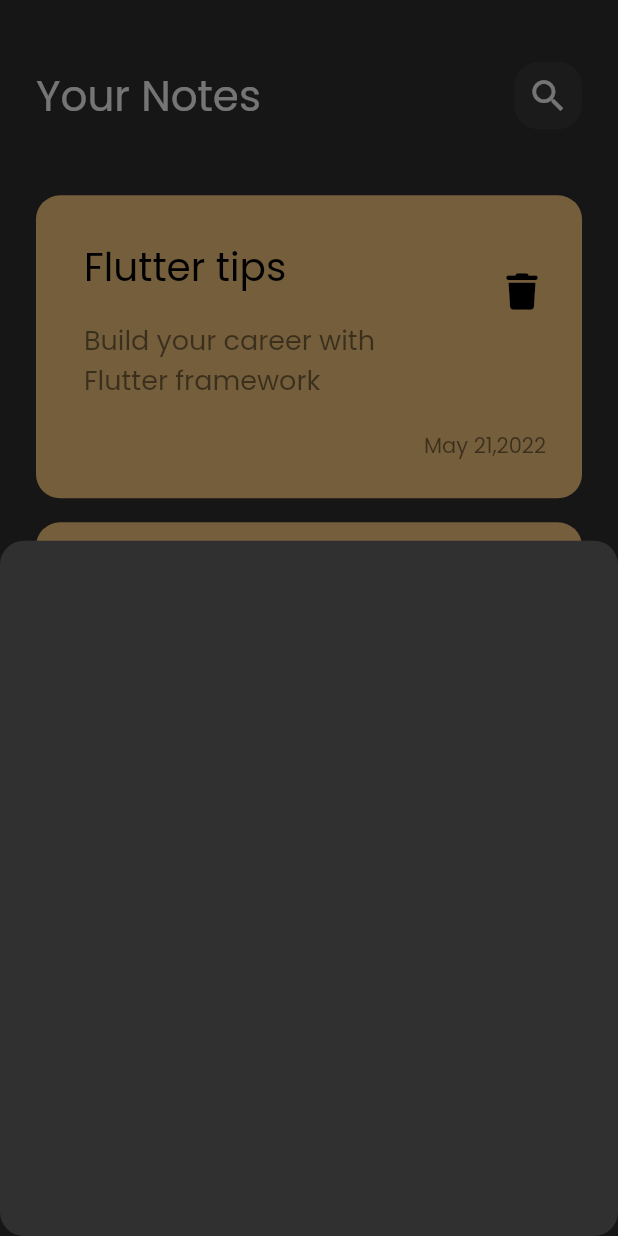
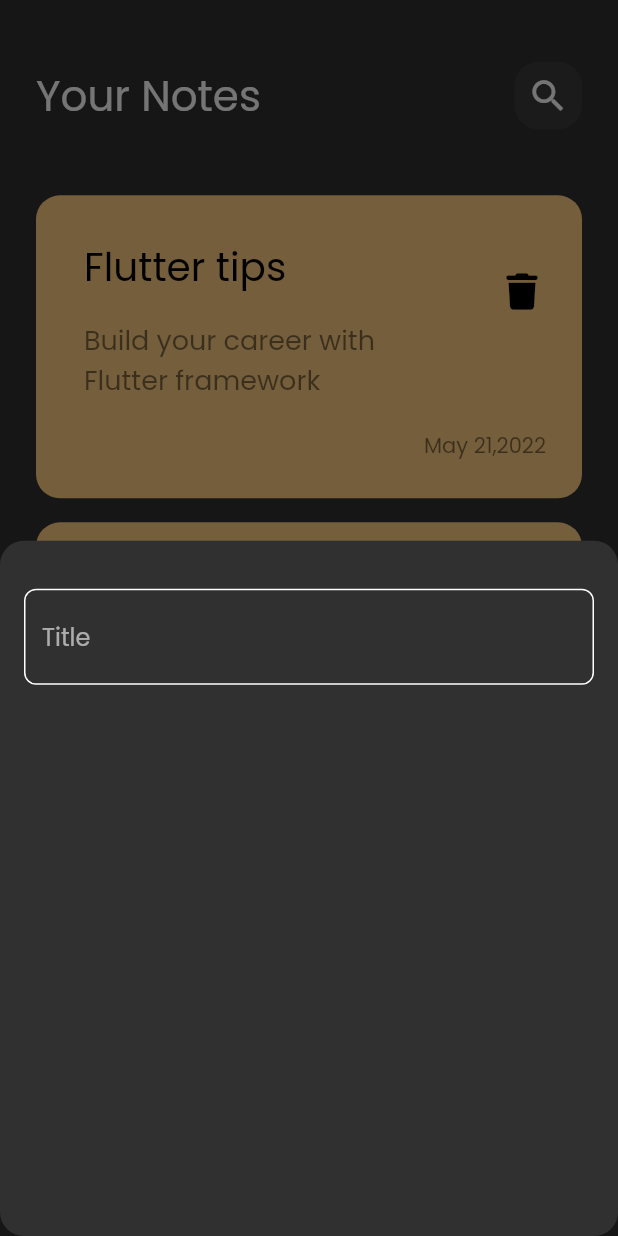
Before and after one commit to Abdulnaseer/notes_app, a Flutter app: the screen it shows after launch, after a tap on the "add" icon, on a phone screen of 412 x 824 dp. Run offline on Flutter 3.47's test engine with Material 2 defaults, Android fonts, the phone set to English and light mode, and no system bars; our stand-ins replace font_awesome_flutter.

Commit message:
custom text field

```diff
--- a/lib/views/widgets/add_note_bottom_sheet.dart
+++ b/lib/views/widgets/add_note_bottom_sheet.dart
@@ -1,10 +1,19 @@
 import 'package:flutter/material.dart';
+import 'package:notes_app/views/widgets/custom_text_field.dart';
 
 class AddNoteBottomSheet extends StatelessWidget {
   const AddNoteBottomSheet({super.key});
 
   @override
   Widget build(BuildContext context) {
-    return Container();
+    return Padding(
+      padding: const EdgeInsets.symmetric(horizontal: 16),
+      child: Column(
+        children: [
+          SizedBox(height: 32),
+          CustomTextField(),
+        ],
+      ),
+    );
   }
 }
--- /dev/null
+++ b/lib/views/widgets/custom_text_field.dart
@@ -0,0 +1,26 @@
+import 'package:flutter/material.dart';
+import 'package:notes_app/constants.dart';
+
+class CustomTextField extends StatelessWidget {
+  const CustomTextField({super.key});
+
+  @override
+  Widget build(BuildContext context) {
+    return TextField(
+      cursorColor: kPrimaryColor,
+      decoration: InputDecoration(
+        hintText: "Title",
+        border: buildBorder(),
+        enabledBorder: buildBorder(),
+        focusedBorder: buildBorder(kPrimaryColor),
+      ),
+    );
+  }
+
+  OutlineInputBorder buildBorder([dynamic color]) {
+    return OutlineInputBorder(
+      borderRadius: BorderRadius.circular(8),
+      borderSide: BorderSide(color: color ?? Colors.white),
+    );
+  }
+}
```
